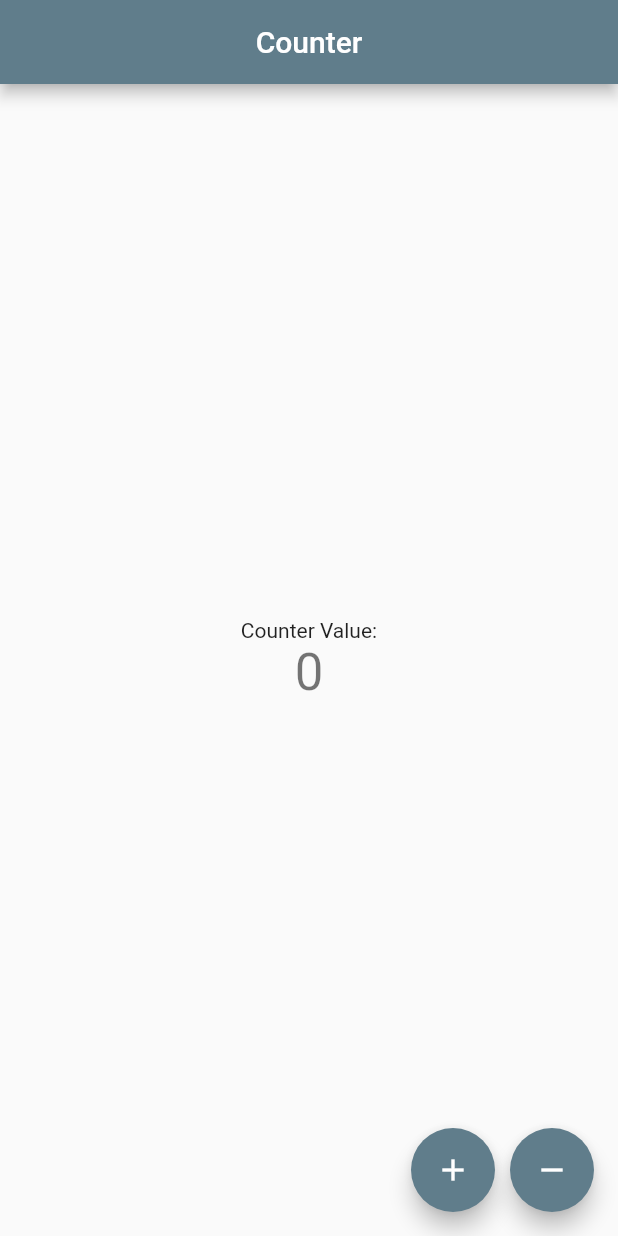
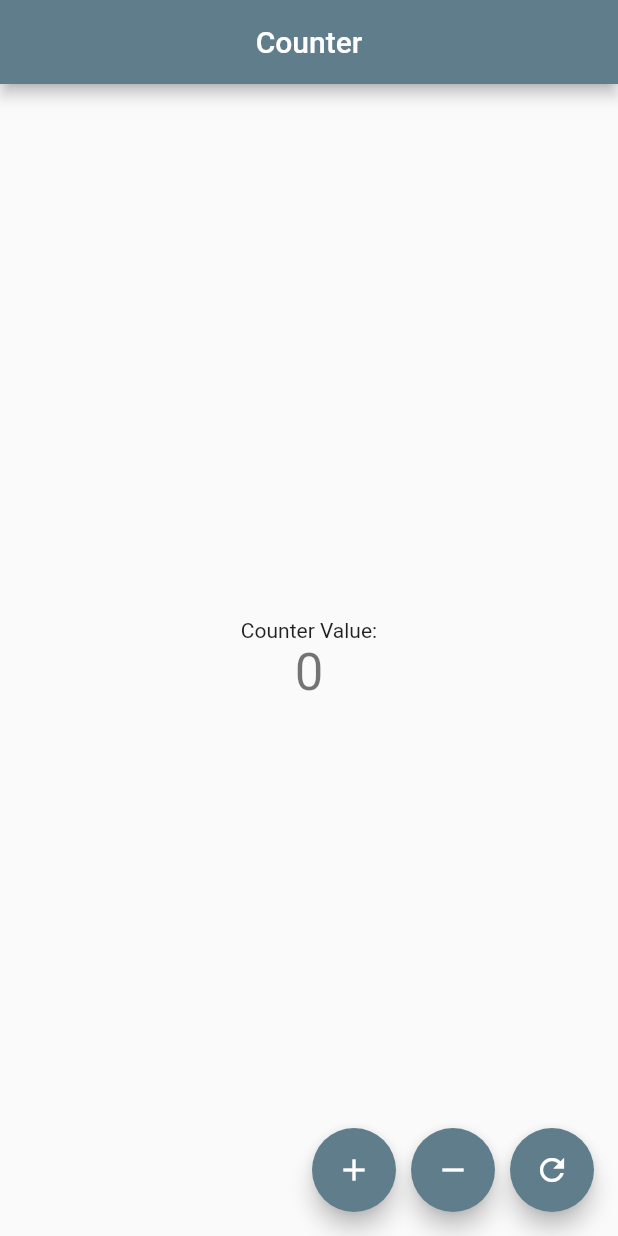
Before and after one commit to MaxTrent/counter_app, a Flutter app: the screen it shows after launch, on a phone screen of 412 x 824 dp. Run offline on Flutter 3.47's test engine with Material 2 defaults, Android fonts, the phone set to English and light mode, and no system bars; our stand-ins replace flutter_bloc.

Commit message:
add a reset button

```diff
--- a/lib/bloc/counter_event.dart
+++ b/lib/bloc/counter_event.dart
@@ -1,3 +1,4 @@
 abstract class CounterEvents{}
 class Increment extends CounterEvents{}
 class Decrement extends CounterEvents{}
+class Reset extends CounterEvents{}
--- a/lib/home.dart
+++ b/lib/home.dart
@@ -45,6 +45,12 @@ class MyHomePage extends StatelessWidget {
             tooltip: 'Increment',
             child: const Icon(Icons.remove),
           ),
+          const SizedBox(width: 10,),
+          FloatingActionButton(
+            onPressed: ()=> BlocProvider.of<CounterBlocs>(context).add(Reset()),
+            tooltip: 'Reset Counter',
+            child: const Icon(Icons.refresh),
+          ),
         ],
       ),
     );
```
Also changed, not shown: lib/bloc/counter_bloc.dart (+7 -0 lines).
